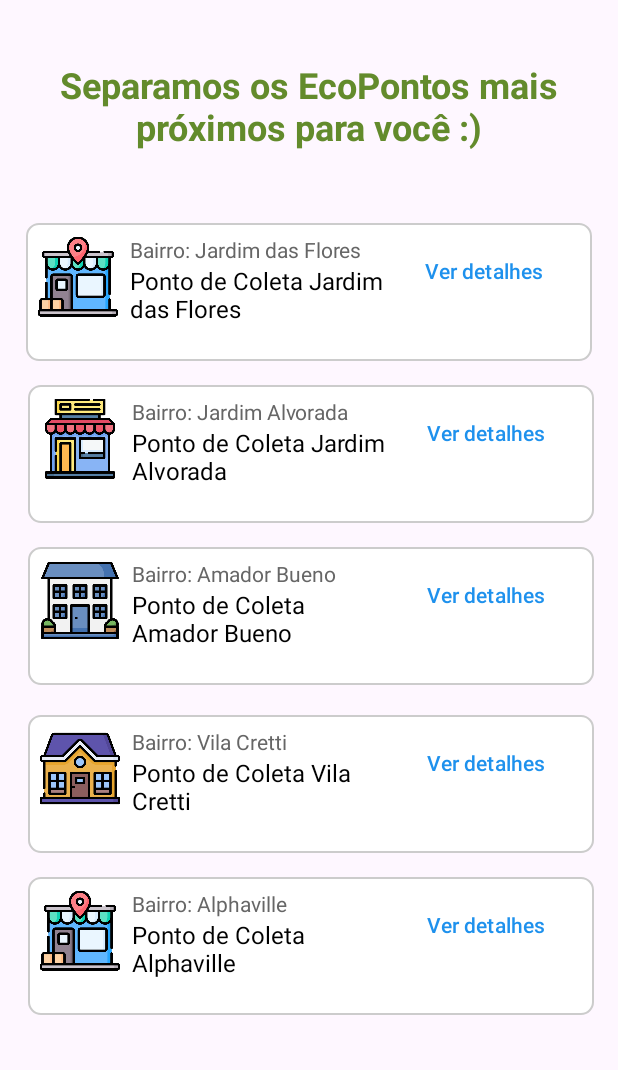
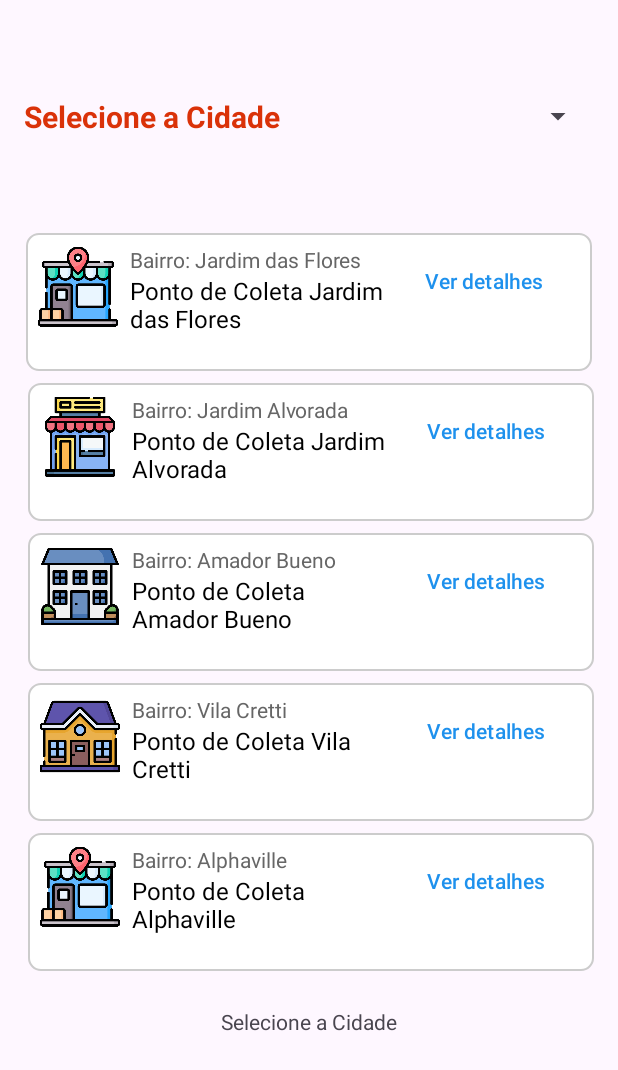
Before and after one commit to MatheusAlvesCavalcante/EcoTech, an Android app: the ListaEcoPontos screen opened directly, with no data from a screen before it, on a phone screen of 412 x 824 dp. Shown: the top 1070 px of the screen. Run offline under Robolectric (Android 15) with nearby library versions, the phone set to English and light mode, and no system bars.

Commit message:
lista de cidades

```diff
--- a/app/src/main/java/br/com/local/ecotech/Home.java
+++ b/app/src/main/java/br/com/local/ecotech/Home.java
@@ -34,7 +34,7 @@ public class Home extends AppCompatActivity {
 
             @Override
             public void onClick(View v){
-                Intent intent = new Intent(Home.this, DescarteResiduo.class );
+                Intent intent = new Intent(Home.this, ListaEcoPontos.class );
                 startActivity (intent);
             }
         });
--- a/app/src/main/java/br/com/local/ecotech/ListaCidades.java
+++ b/app/src/main/java/br/com/local/ecotech/ListaCidades.java
@@ -17,4 +17,7 @@ public class ListaCidades {
         }
 
 
+
+
+
 }
--- a/app/src/main/java/br/com/local/ecotech/ListaEcoPontos.java
+++ b/app/src/main/java/br/com/local/ecotech/ListaEcoPontos.java
@@ -3,13 +3,55 @@ package br.com.local.ecotech;
 import androidx.appcompat.app.AppCompatActivity;
 
 import android.os.Bundle;
+import android.view.View;
+import android.widget.AdapterView;
+import android.widget.ArrayAdapter;
+import android.widget.Spinner;
+import android.widget.TextView;
+import android.widget.Toast;
 
 public class ListaEcoPontos extends AppCompatActivity {
+
+    TextView cidade;
+    Spinner spinnerCidade;
+    String[] listaCidades = {
+            "Selecione a Cidade",
+            "Carapicuiba",
+            "Osasco",
+            "Barueri",
+            "Jandira",
+            "Santana"};
 
     @Override
     protected void onCreate(Bundle savedInstanceState) {
         super.onCreate(savedInstanceState);
         setContentView(R.layout.lista);
+
+        spinnerCidade = findViewById(R.id.spinnerCidade);
+        cidade =findViewById(R.id.txtCidade);
+
+
+        preencherCidade();
+        spinnerCidade.setOnItemSelectedListener(new AdapterView.OnItemSelectedListener() {
+            @Override
+            public void onItemSelected(AdapterView<?> parent, View view, int position, long id) {
+//                    Toast toast = Toast.makeText(Toast.LENGTH_SHORT).show();
+               cidade.setText(spinnerCidade.getItemAtPosition(position).toString())  ;
+            }
+
+            @Override
+            public void onNothingSelected(AdapterView<?> parent) {
+
+            }
+        });
+
+    }
+
+    private void preencherCidade() {
+        spinnerCidade.setAdapter(new ArrayAdapter<String>(
+                getApplicationContext(),
+                R.layout.text_spinner,listaCidades
+        ));
     }
 
 }
--- a/app/src/main/res/layout/lista.xml
+++ b/app/src/main/res/layout/lista.xml
@@ -13,14 +13,14 @@
         android:id="@+id/collection_point_1"
         android:layout_width="377dp"
         android:layout_height="92dp"
-        android:layout_marginTop="484dp"
+        android:layout_marginTop="8dp"
         android:background="@drawable/background_item"
         android:orientation="horizontal"
         android:padding="8dp"
         app:layout_constraintEnd_toEndOf="parent"
         app:layout_constraintHorizontal_bias="0.529"
         app:layout_constraintStart_toStartOf="parent"
-        app:layout_constraintTop_toBottomOf="@id/header_text">
+        app:layout_constraintTop_toBottomOf="@+id/collection_point_2">
 
         <ImageView
             android:layout_width="53dp"
@@ -66,14 +66,14 @@
         android:id="@+id/collection_point_2"
         android:layout_width="377dp"
         android:layout_height="92dp"
-        android:layout_marginTop="376dp"
+        android:layout_marginTop="8dp"
         android:background="@drawable/background_item"
         android:orientation="horizontal"
         android:padding="8dp"
         app:layout_constraintEnd_toEndOf="parent"
         app:layout_constraintHorizontal_bias="0.529"
         app:layout_constraintStart_toStartOf="parent"
-        app:layout_constraintTop_toBottomOf="@id/header_text">
+        app:layout_constraintTop_toBottomOf="@+id/collection_point_3">
 
         <ImageView
             android:layout_width="53dp"
@@ -119,14 +119,14 @@
         android:id="@+id/collection_point_3"
         android:layout_width="377dp"
         android:layout_height="92dp"
-        android:layout_marginTop="264dp"
+        android:layout_marginTop="8dp"
         android:background="@drawable/background_item"
         android:orientation="horizontal"
         android:padding="8dp"
         app:layout_constraintEnd_toEndOf="parent"
         app:layout_constraintHorizontal_bias="0.529"
         app:layout_constraintStart_toStartOf="parent"
-        app:layout_constraintTop_toBottomOf="@id/header_text">
+        app:layout_constraintTop_toBottomOf="@+id/collection_point_4">
 
         <ImageView
             android:layout_width="53dp"
@@ -172,14 +172,14 @@
         android:id="@+id/collection_point_4"
         android:layout_width="377dp"
         android:layout_height="92dp"
-        android:layout_marginTop="156dp"
+        android:layout_marginTop="8dp"
         android:background="@drawable/background_item"
         android:orientation="horizontal"
         android:padding="8dp"
         app:layout_constraintEnd_toEndOf="parent"
         app:layout_constraintHorizontal_bias="0.529"
         app:layout_constraintStart_toStartOf="parent"
-        app:layout_constraintTop_toBottomOf="@id/header_text">
+        app:layout_constraintTop_toBottomOf="@+id/collection_point_5">
 
         <ImageView
             android:layout_width="53dp"
@@ -220,33 +220,18 @@
 
     </LinearLayout>
 
-    <TextView
-        android:id="@+id/header_text"
-        android:layout_width="wrap_content"
-        android:layout_height="wrap_content"
-        android:layout_marginTop="40dp"
-        android:text="@string/header_text"
-        android:textAlignment="center"
-        android:textColor="#638B2C"
-        android:textSize="24sp"
-        android:textStyle="bold"
-        app:layout_constraintEnd_toEndOf="parent"
-        app:layout_constraintHorizontal_bias="0.0"
-        app:layout_constraintStart_toStartOf="parent"
-        app:layout_constraintTop_toTopOf="parent" />
-
     <LinearLayout
         android:id="@+id/collection_point_5"
         android:layout_width="377dp"
         android:layout_height="92dp"
-        android:layout_marginTop="48dp"
+        android:layout_marginTop="64dp"
         android:background="@drawable/background_item"
         android:orientation="horizontal"
         android:padding="8dp"
         app:layout_constraintEnd_toEndOf="parent"
         app:layout_constraintHorizontal_bias="0.508"
         app:layout_constraintStart_toStartOf="parent"
-        app:layout_constraintTop_toBottomOf="@id/header_text">
+        app:layout_constraintTop_toBottomOf="@+id/spinnerCidade">
 
         <ImageView
             android:layout_width="53dp"
@@ -287,4 +272,24 @@
 
     </LinearLayout>
 
+    <Spinner
+        android:id="@+id/spinnerCidade"
+        android:layout_width="0dp"
+        android:layout_height="wrap_content"
+        android:layout_marginStart="16dp"
+        android:layout_marginTop="64dp"
+        android:layout_marginEnd="16dp"
+        app:layout_constraintEnd_toEndOf="parent"
+        app:layout_constraintStart_toStartOf="parent"
+        app:layout_constraintTop_toTopOf="parent" />
+
+    <TextView
+        android:id="@+id/txtCidade"
+        android:layout_width="wrap_content"
+        android:layout_height="wrap_content"
+        android:layout_marginTop="24dp"
+        app:layout_constraintEnd_toEndOf="parent"
+        app:layout_constraintStart_toStartOf="parent"
+        app:layout_constraintTop_toBottomOf="@+id/collection_point_1" />
+
 </androidx.constraintlayout.widget.ConstraintLayout>
--- /dev/null
+++ b/app/src/main/res/layout/text_spinner.xml
@@ -0,0 +1,9 @@
+<?xml version="1.0" encoding="utf-8"?>
+<TextView xmlns:android="http://schemas.android.com/apk/res/android"
+    android:layout_width="match_parent"
+    android:layout_height="match_parent"
+    android:textColor="#DA3209"
+    android:textSize="20sp"
+    android:textStyle="bold">
+
+</TextView>
```
Also changed, not shown: app/src/main/java/br/com/local/ecotech/Auxiliares.java (added, +258 -0 lines).
